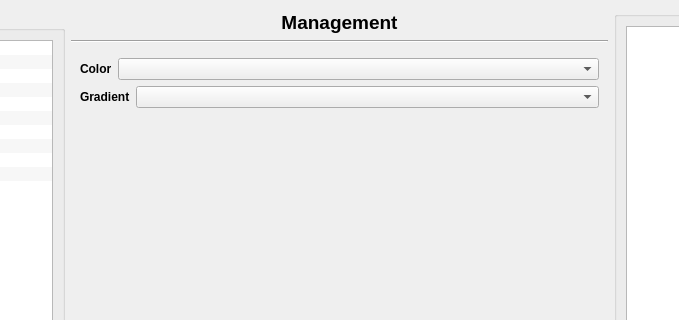
Old version of the form config/config.ui in the repository deiv/bespin-pkg; both pictures show x 226 to 905 and y 0 to 320 of the 1131 by 765 pixel window.
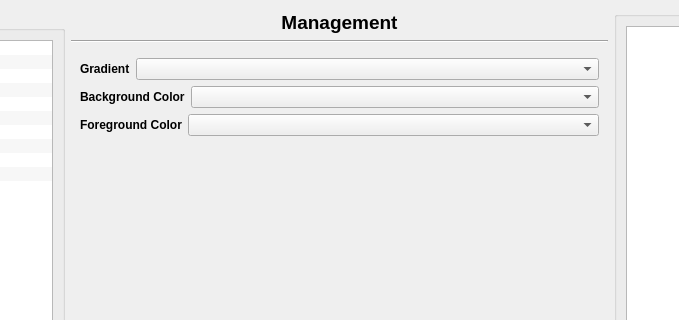
New version of the form. The open tabs and pages were chosen to show the change.

Diff of the .ui file:
```diff
--- a/config/config.ui
+++ b/config/config.ui
@@ -1708,33 +1708,6 @@
        <item row="0" column="0" >
         <layout class="QHBoxLayout" >
          <item>
-          <widget class="QLabel" name="label_3" >
-           <property name="font" >
-            <font>
-             <weight>75</weight>
-             <bold>true</bold>
-            </font>
-           </property>
-           <property name="text" >
-            <string>Color</string>
-           </property>
-          </widget>
-         </item>
-         <item>
-          <widget class="QComboBox" name="crProgressBar" >
-           <property name="sizePolicy" >
-            <sizepolicy vsizetype="Fixed" hsizetype="MinimumExpanding" >
-             <horstretch>0</horstretch>
-             <verstretch>0</verstretch>
-            </sizepolicy>
-           </property>
-          </widget>
-         </item>
-        </layout>
-       </item>
-       <item row="1" column="0" >
-        <layout class="QHBoxLayout" >
-         <item>
           <widget class="QLabel" name="label_13" >
            <property name="font" >
             <font>
@@ -1759,7 +1732,61 @@
          </item>
         </layout>
        </item>
+       <item row="1" column="0" >
+        <layout class="QHBoxLayout" >
+         <item>
+          <widget class="QLabel" name="label_3" >
+           <property name="font" >
+            <font>
+             <weight>75</weight>
+             <bold>true</bold>
+            </font>
+           </property>
+           <property name="text" >
+            <string>Background Color</string>
+           </property>
+          </widget>
+         </item>
+         <item>
+          <widget class="QComboBox" name="crProgressBg" >
+           <property name="sizePolicy" >
+            <sizepolicy vsizetype="Fixed" hsizetype="MinimumExpanding" >
+             <horstretch>0</horstretch>
+             <verstretch>0</verstretch>
+            </sizepolicy>
+           </property>
+          </widget>
+         </item>
+        </layout>
+       </item>
        <item row="2" column="0" >
+        <layout class="QHBoxLayout" >
+         <item>
+          <widget class="QLabel" name="label_40" >
+           <property name="font" >
+            <font>
+             <weight>75</weight>
+             <bold>true</bold>
+            </font>
+           </property>
+           <property name="text" >
+            <string>Foreground Color</string>
+           </property>
+          </widget>
+         </item>
+         <item>
+          <widget class="QComboBox" name="crProgressFg" >
+           <property name="sizePolicy" >
+            <sizepolicy vsizetype="Fixed" hsizetype="MinimumExpanding" >
+             <horstretch>0</horstretch>
+             <verstretch>0</verstretch>
+            </sizepolicy>
+           </property>
+          </widget>
+         </item>
+        </layout>
+       </item>
+       <item row="3" column="0" >
         <spacer>
          <property name="orientation" >
           <enum>Qt::Vertical</enum>
@@ -1767,7 +1794,7 @@
          <property name="sizeHint" >
           <size>
            <width>20</width>
-           <height>392</height>
+           <height>323</height>
           </size>
          </property>
         </spacer>
```
Left out of the diff: 15 changed lines with no effect on the pictures.
